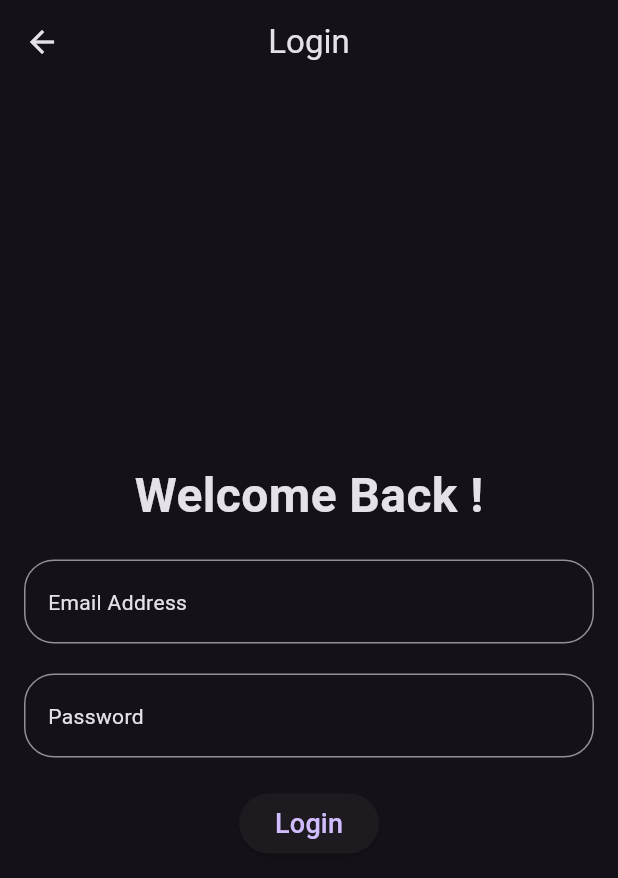
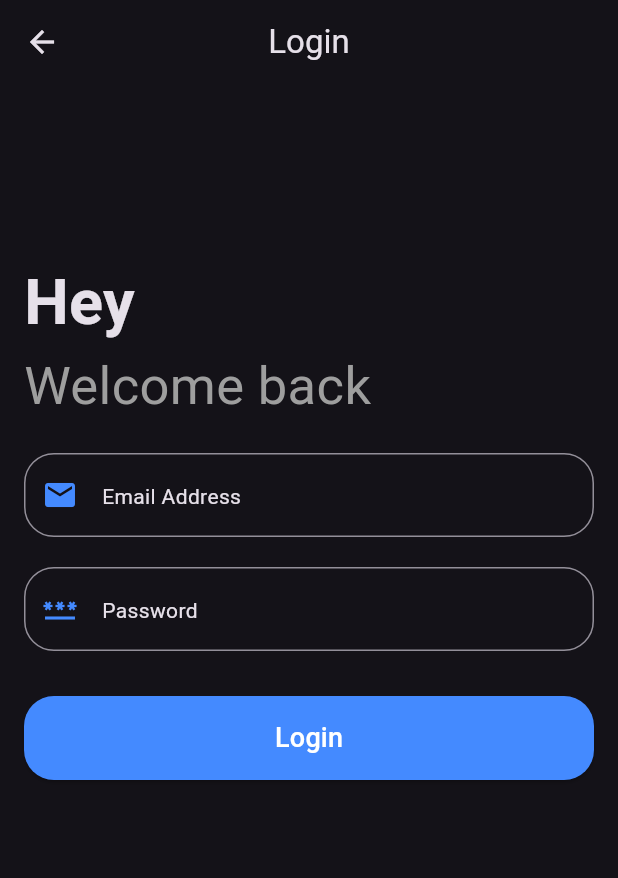
Before and after one commit to Vanaraj10/go-auth-system, a Flutter app: the screen it shows after launch, after a tap on "Already have an Account ? Login", on a phone screen of 412 x 824 dp. Shown: the top 878 px of the screen. Run offline on Flutter 3.47's test engine with Material 3 defaults, Android fonts, the light colour scheme and no system bars; our stand-ins replace lottie.

Commit message:
Enhance LoginScreen UI with improved layout, added icons, and updated button styles; adjust error message display.

```diff
--- a/go_notes_app/lib/login_screen.dart
+++ b/go_notes_app/lib/login_screen.dart
@@ -21,16 +21,25 @@ class _LoginScreenState extends State<LoginScreen> {
         child: Padding(
           padding: EdgeInsets.all(16.0),
           child: Column(
-            mainAxisAlignment: MainAxisAlignment.center,
+            crossAxisAlignment: CrossAxisAlignment.start,
+            mainAxisAlignment: MainAxisAlignment.start,
             children: [
+              SizedBox(height: 100.0,),
               Text(
-                "Welcome Back !",
-                style: TextStyle(fontSize: 32, fontWeight: FontWeight.bold),
+                "Hey",
+                textAlign: TextAlign.left,
+                style: TextStyle(fontSize: 42, fontWeight: FontWeight.bold),
+              ),
+              Text(
+                "Welcome back",
+                textAlign: TextAlign.left,
+                style: TextStyle(fontSize: 35, color: Colors.grey),
               ),
               SizedBox(height: 20),
               TextField(
                 controller: emailController,
                 decoration: InputDecoration(
+                  prefixIcon: Icon(Icons.email,color: Colors.blueAccent),
                   hint: Text("Email Address"),
                   border: OutlineInputBorder(
                     borderRadius: BorderRadius.all(Radius.circular(20)),
@@ -42,6 +51,7 @@ class _LoginScreenState extends State<LoginScreen> {
               TextField(
                 controller: passwordController,
                 decoration: InputDecoration(
+                  prefixIcon: Icon(Icons.password, color: Colors.blueAccent,),
                   hint: Text("Password"),
                   border: OutlineInputBorder(
                     borderRadius: BorderRadius.all(Radius.circular(20)),
@@ -49,13 +59,24 @@ class _LoginScreenState extends State<LoginScreen> {
                 ),
                 obscureText: true,
               ),
-              SizedBox(height: 20),
+              SizedBox(height: 15),
               if (errorMessage != null)
                 Text(
+                  textAlign: TextAlign.center,
                   errorMessage!,
                   style: TextStyle(color: Colors.red, fontSize: 16),
                 ),
+              SizedBox(height: 15),
               ElevatedButton(
+                style: ElevatedButton.styleFrom(
+                  backgroundColor: Colors.blueAccent,
+                  foregroundColor: Colors.white,
+                  minimumSize: Size(double.infinity, 50),
+                  shape: RoundedRectangleBorder(
+                    borderRadius: BorderRadius.circular(20),
+                  ),
+                  padding: EdgeInsets.symmetric(vertical: 15, horizontal: 30),
+                ),
                 onPressed: () {
                   final email = emailController.text.trim();
                   final password = passwordController.text;
@@ -70,12 +91,13 @@ class _LoginScreenState extends State<LoginScreen> {
                   }
                   ScaffoldMessenger.of(
                     context,
-                  ).showSnackBar(SnackBar(content: Text("Login Pressed")));
+                  ).showSnackBar(SnackBar(content: Text("Login Pressed"),behavior: SnackBarBehavior.floating,));
                 },
                 child: Text("Login", style: TextStyle(fontSize: 18)),
               ),
             ],
           ),
+
         ),
       ),
     );
```
